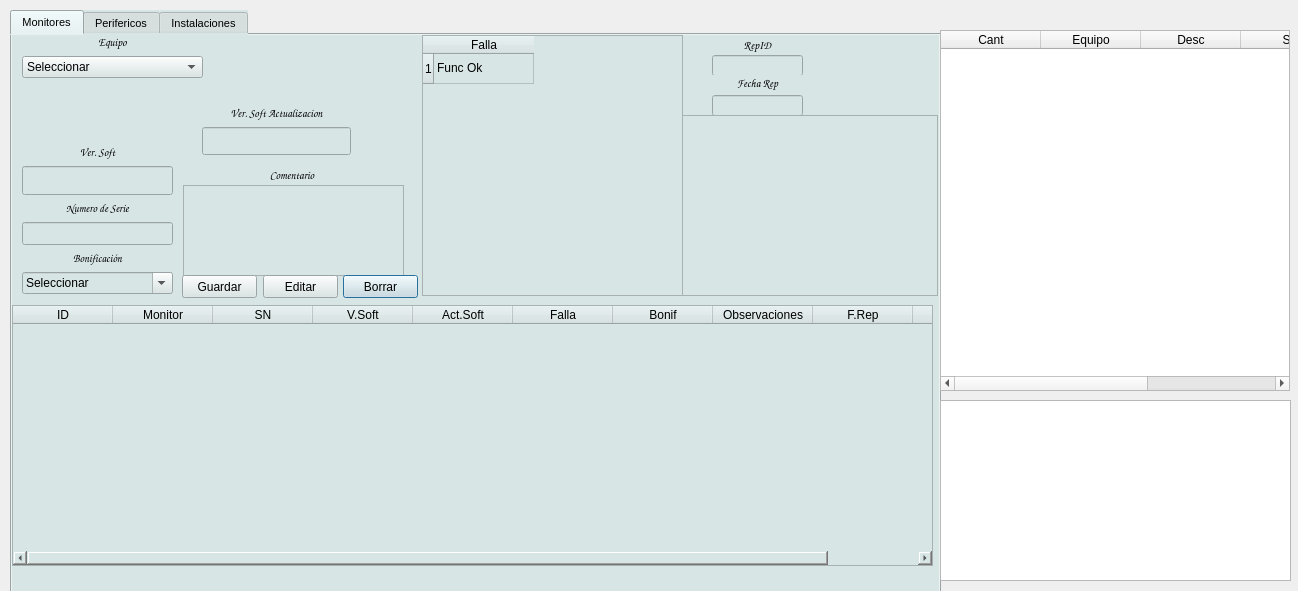
Above: reparaciones.ui from Matias2178/Sistema_Postventa before the change. Below: the same form after it.
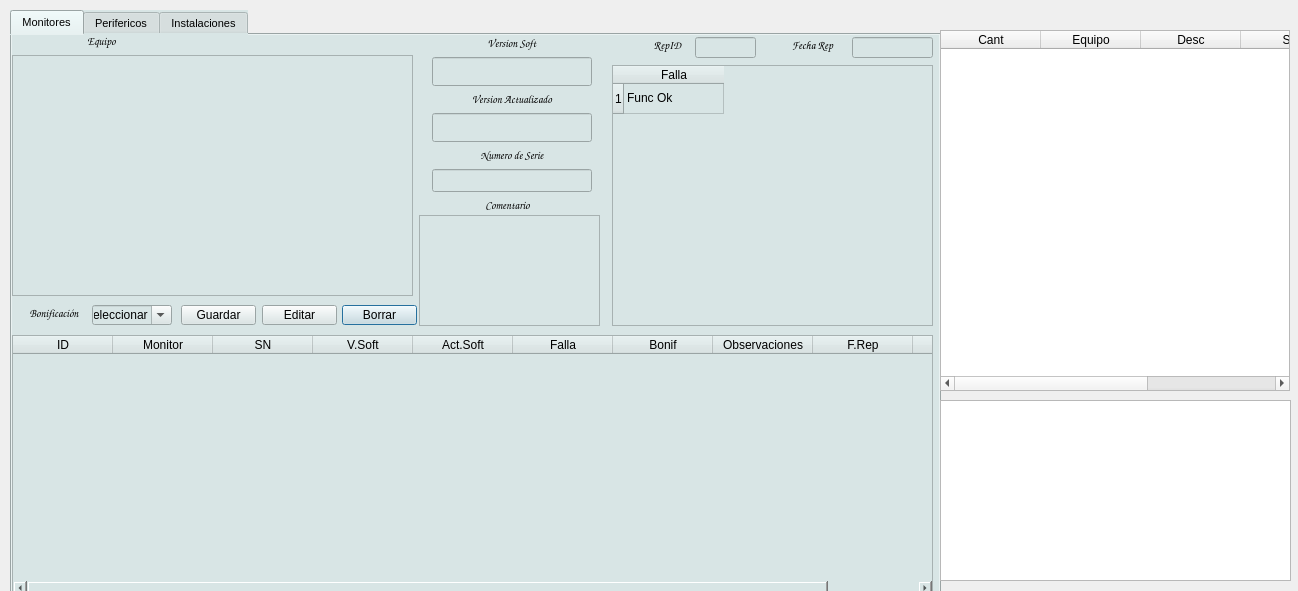
That is the form after the change. The open tabs and pages were chosen to show the change. Icons and pictures are not drawn.

Commit message: Agregado de una pantalla de busqueda de Monitores, Perifericos e Instalaciones que se repararon. Eliminacion de  codigo innecesario Agregado de la lectura del sensor de tolva Se cambio el modo de como se cargan las mascaras para las versiones Se elimino los combo box por QtabledWidget para la seleccio de los monitores y perifericos Seleccionando un dispositivo a reparar de la tabla de trabajo, se abre la pantalla correspondiente y se selecciona en la QtabletWidget correspondiente el equipo. y se cargan los numeros de serie Correcciones en la generacion del archivos csv

Diff of the .ui file:
```diff
--- a/reparaciones.ui
+++ b/reparaciones.ui
@@ -40,10 +40,10 @@
     <widget class="QTextEdit" name="MON_COM">
      <property name="geometry">
       <rect>
-       <x>171</x>
-       <y>150</y>
-       <width>221</width>
-       <height>91</height>
+       <x>407</x>
+       <y>180</y>
+       <width>181</width>
+       <height>111</height>
       </rect>
      </property>
      <property name="inputMethodHints">
@@ -53,9 +53,9 @@
     <widget class="QLabel" name="label_9">
      <property name="geometry">
       <rect>
-       <x>170</x>
-       <y>130</y>
-       <width>220</width>
+       <x>405</x>
+       <y>160</y>
+       <width>181</width>
        <height>20</height>
       </rect>
      </property>
@@ -77,73 +77,28 @@
     <widget class="QPushButton" name="MON_BORRAR">
      <property name="geometry">
       <rect>
-       <x>331</x>
-       <y>240</y>
+       <x>330</x>
+       <y>270</y>
        <width>75</width>
-       <height>23</height>
+       <height>20</height>
       </rect>
      </property>
      <property name="text">
       <string>Borrar</string>
      </property>
     </widget>
-    <widget class="QWidget" name="layoutWidget">
-     <property name="geometry">
-      <rect>
-       <x>10</x>
-       <y>0</y>
-       <width>181</width>
-       <height>44</height>
-      </rect>
-     </property>
-     <layout class="QFormLayout" name="formLayout">
-      <property name="fieldGrowthPolicy">
-       <enum>QFormLayout::AllNonFixedFieldsGrow</enum>
-      </property>
-      <item row="0" column="0" colspan="2">
-       <widget class="QLabel" name="label_16">
-        <property name="font">
-         <font>
-          <family>Comic Sans MS</family>
-          <pointsize>8</pointsize>
-          <weight>75</weight>
-          <bold>true</bold>
-         </font>
-        </property>
-        <property name="frameShadow">
-         <enum>QFrame::Plain</enum>
-        </property>
-        <property name="lineWidth">
-         <number>0</number>
-        </property>
-        <property name="text">
-         <string>Equipo</string>
-        </property>
-        <property name="alignment">
-         <set>Qt::AlignCenter</set>
-        </property>
-       </widget>
-      </item>
-      <item row="1" column="0" colspan="2">
-       <widget class="QComboBox" name="MON_TIPO">
-        <item>
-         <property name="text">
-          <string>Seleccionar</string>
-         </property>
-        </item>
-       </widget>
-      </item>
-     </layout>
-    </widget>
     <widget class="QTableWidget" name="MON_FALLAS">
      <property name="geometry">
       <rect>
-       <x>410</x>
-       <y>0</y>
-       <width>261</width>
+       <x>600</x>
+       <y>30</y>
+       <width>321</width>
        <height>261</height>
       </rect>
      </property>
+     <property name="sizeAdjustPolicy">
+      <enum>QAbstractScrollArea::AdjustToContents</enum>
+     </property>
      <row>
       <property name="text">
        <string>1</string>
@@ -167,7 +122,7 @@
      <property name="geometry">
       <rect>
        <x>0</x>
-       <y>270</y>
+       <y>300</y>
        <width>921</width>
        <height>261</height>
       </rect>
@@ -232,10 +187,10 @@
     <widget class="QPushButton" name="MON_GUARDAR">
      <property name="geometry">
       <rect>
-       <x>170</x>
-       <y>240</y>
+       <x>169</x>
+       <y>270</y>
        <width>75</width>
-       <height>23</height>
+       <height>20</height>
       </rect>
      </property>
      <property name="text">
@@ -248,9 +203,9 @@
      </property>
      <property name="geometry">
       <rect>
-       <x>700</x>
-       <y>20</y>
-       <width>91</width>
+       <x>683</x>
+       <y>2</y>
+       <width>61</width>
        <height>21</height>
       </rect>
      </property>
@@ -284,9 +239,9 @@
     <widget class="QLabel" name="lID_28">
      <property name="geometry">
       <rect>
-       <x>700</x>
+       <x>630</x>
        <y>0</y>
-       <width>91</width>
+       <width>51</width>
        <height>20</height>
       </rect>
      </property>
@@ -308,10 +263,10 @@
     <widget class="QLabel" name="lID_31">
      <property name="geometry">
       <rect>
-       <x>700</x>
-       <y>40</y>
-       <width>91</width>
-       <height>16</height>
+       <x>770</x>
+       <y>0</y>
+       <width>61</width>
+       <height>20</height>
       </rect>
      </property>
      <property name="font">
@@ -335,9 +290,9 @@
      </property>
      <property name="geometry">
       <rect>
-       <x>700</x>
-       <y>60</y>
-       <width>91</width>
+       <x>840</x>
+       <y>2</y>
+       <width>81</width>
        <height>21</height>
       </rect>
      </property>
@@ -371,23 +326,201 @@
     <widget class="QPushButton" name="MON_EDITAR">
      <property name="geometry">
       <rect>
-       <x>251</x>
-       <y>240</y>
+       <x>250</x>
+       <y>270</y>
        <width>75</width>
-       <height>23</height>
+       <height>20</height>
       </rect>
      </property>
      <property name="text">
       <string>Editar</string>
      </property>
     </widget>
-    <widget class="QWidget" name="layoutWidget">
+    <widget class="QLabel" name="label_16">
+     <property name="geometry">
+      <rect>
+       <x>0</x>
+       <y>-2</y>
+       <width>179</width>
+       <height>16</height>
+      </rect>
+     </property>
+     <property name="font">
+      <font>
+       <family>Comic Sans MS</family>
+       <pointsize>8</pointsize>
+       <weight>75</weight>
+       <bold>true</bold>
+      </font>
+     </property>
+     <property name="frameShadow">
+      <enum>QFrame::Plain</enum>
+     </property>
+     <property name="lineWidth">
+      <number>0</number>
+     </property>
+     <property name="text">
+      <string>Equipo</string>
+     </property>
+     <property name="alignment">
+      <set>Qt::AlignCenter</set>
+     </property>
+    </widget>
+    <widget class="QTableWidget" name="Prod_Mon">
+     <property name="geometry">
+      <rect>
+       <x>0</x>
+       <y>20</y>
+       <width>401</width>
+       <height>241</height>
+      </rect>
+     </property>
+     <property name="styleSheet">
+      <string notr="true">alternate-background-color: rgb(255, 255, 255);
+selection-background-color: rgb(0, 255, 127);</string>
+     </property>
+     <property name="sizeAdjustPolicy">
+      <enum>QAbstractScrollArea::AdjustToContents</enum>
+     </property>
+     <property name="alternatingRowColors">
+      <bool>true</bool>
+     </property>
+     <property name="selectionMode">
+      <enum>QAbstractItemView::SingleSelection</enum>
+     </property>
+     <property name="selectionBehavior">
+      <enum>QAbstractItemView::SelectRows</enum>
+     </property>
+    </widget>
+    <widget class="QLabel" name="lID_23">
      <property name="geometry">
       <rect>
        <x>10</x>
-       <y>110</y>
-       <width>151</width>
-       <height>149</height>
+       <y>270</y>
+       <width>64</width>
+       <height>16</height>
+      </rect>
+     </property>
+     <property name="font">
+      <font>
+       <family>Comic Sans MS</family>
+       <pointsize>8</pointsize>
+       <weight>75</weight>
+       <bold>true</bold>
+      </font>
+     </property>
+     <property name="text">
+      <string>Bonificación</string>
+     </property>
+     <property name="alignment">
+      <set>Qt::AlignCenter</set>
+     </property>
+    </widget>
+    <widget class="QComboBox" name="MON_BON">
+     <property name="geometry">
+      <rect>
+       <x>80</x>
+       <y>270</y>
+       <width>80</width>
+       <height>20</height>
+      </rect>
+     </property>
+     <property name="editable">
+      <bool>true</bool>
+     </property>
+     <item>
+      <property name="text">
+       <string>Seleccionar</string>
+      </property>
+     </item>
+     <item>
+      <property name="text">
+       <string>100% </string>
+      </property>
+     </item>
+     <item>
+      <property name="text">
+       <string>0%</string>
+      </property>
+     </item>
+     <item>
+      <property name="text">
+       <string>97.5%</string>
+      </property>
+     </item>
+     <item>
+      <property name="text">
+       <string>95%</string>
+      </property>
+     </item>
+     <item>
+      <property name="text">
+       <string>93%</string>
+      </property>
+     </item>
+     <item>
+      <property name="text">
+       <string>90%</string>
+      </property>
+     </item>
+     <item>
+      <property name="text">
+       <string>85%</string>
+      </property>
+     </item>
+     <item>
+      <property name="text">
+       <string>80%</string>
+      </property>
+     </item>
+     <item>
+      <property name="text">
+       <string>70%</string>
+      </property>
+     </item>
+     <item>
+      <property name="text">
+       <string>50%</string>
+      </property>
+     </item>
+     <item>
+      <property name="text">
+       <string>35%</string>
+      </property>
+     </item>
+     <item>
+      <property name="text">
+       <string>30%</string>
+      </property>
+     </item>
+     <item>
+      <property name="text">
+       <string>25%</string>
+      </property>
+     </item>
+     <item>
+      <property name="text">
+       <string>20%</string>
+      </property>
+     </item>
+     <item>
+      <property name="text">
+       <string>15%</string>
+      </property>
+     </item>
+     <item>
+      <property name="text">
+       <string>10%</string>
+      </property>
+     </item>
+    </widget>
+    <widget class="QWidget" name="layoutWidget">
+     <property name="geometry">
+      <rect>
+       <x>420</x>
+       <y>1</y>
+       <width>160</width>
+       <height>157</height>
       </rect>
      </property>
      <layout class="QVBoxLayout" name="verticalLayout">
@@ -402,7 +535,7 @@
          </font>
         </property>
         <property name="text">
-         <string>Ver. Soft</string>
+         <string>Version Soft</string>
         </property>
         <property name="alignment">
          <set>Qt::AlignCenter</set>
@@ -433,6 +566,48 @@
         </property>
        </widget>
       </item>
+      <item>
+       <widget class="QLabel" name="label_37">
+        <property name="font">
+         <font>
+          <family>Comic Sans MS</family>
+          <pointsize>8</pointsize>
+          <weight>75</weight>
+          <bold>true</bold>
+         </font>
+        </property>
+        <property name="text">
+         <string>Version Actualizado</string>
+        </property>
+        <property name="alignment">
+         <set>Qt::AlignCenter</set>
+        </property>
+       </widget>
+      </item>
+      <item>
+       <widget class="QLineEdit" name="MON_ACTSOFT">
+        <property name="font">
+         <font>
+          <family>Times New Roman</family>
+          <pointsize>14</pointsize>
+          <weight>75</weight>
+          <bold>true</bold>
+         </font>
+        </property>
+        <property name="contextMenuPolicy">
+         <enum>Qt::DefaultContextMenu</enum>
+        </property>
+        <property name="layoutDirection">
+         <enum>Qt::LeftToRight</enum>
+        </property>
+        <property name="text">
+         <string/>
+        </property>
+        <property name="alignment">
+         <set>Qt::AlignCenter</set>
+        </property>
+       </widget>
+      </item>
       <item>
        <widget class="QLabel" name="label_7">
         <property name="font">
@@ -475,183 +650,10 @@
         </property>
        </widget>
       </item>
-      <item>
-       <widget class="QLabel" name="lID_23">
-        <property name="font">
-         <font>
-          <family>Comic Sans MS</family>
-          <pointsize>8</pointsize>
-          <weight>75</weight>
-          <bold>true</bold>
-         </font>
-        </property>
-        <property name="text">
-         <string>Bonificación</string>
-        </property>
-        <property name="alignment">
-         <set>Qt::AlignCenter</set>
-        </property>
-       </widget>
-      </item>
-      <item>
-       <widget class="QComboBox" name="MON_BON">
-        <property name="editable">
-         <bool>true</bool>
-        </property>
-        <item>
-         <property name="text">
-          <string>Seleccionar</string>
-         </property>
-        </item>
-        <item>
-         <property name="text">
-          <string>100% </string>
-         </property>
-        </item>
-        <item>
-         <property name="text">
-          <string>0%</string>
-         </property>
-        </item>
-        <item>
-         <property name="text">
-          <string>97.5%</string>
-         </property>
-        </item>
-        <item>
-         <property name="text">
-          <string>95%</string>
-         </property>
-        </item>
-        <item>
-         <property name="text">
-          <string>93%</string>
-         </property>
-        </item>
-        <item>
-         <property name="text">
-          <string>90%</string>
-         </property>
-        </item>
-        <item>
-         <property name="text">
-          <string>85%</string>
-         </property>
-        </item>
-        <item>
-         <property name="text">
-          <string>80%</string>
-         </property>
-        </item>
-        <item>
-         <property name="text">
-          <string>70%</string>
-         </property>
-        </item>
-        <item>
-         <property name="text">
-          <string>50%</string>
-         </property>
-        </item>
-        <item>
-         <property name="text">
-          <string>35%</string>
-         </property>
-        </item>
-        <item>
-         <property name="text">
-          <string>30%</string>
-         </property>
-        </item>
-        <item>
-         <property name="text">
-          <string>25%</string>
-         </property>
-        </item>
-        <item>
-         <property name="text">
-          <string>20%</string>
-         </property>
-        </item>
-        <item>
-         <property name="text">
-          <string>15%</string>
-         </property>
-        </item>
-        <item>
-         <property name="text">
-          <string>10%</string>
-         </property>
-        </item>
-       </widget>
-      </item>
      </layout>
     </widget>
-    <widget class="QTableWidget" name="tableWidget">
-     <property name="geometry">
-      <rect>
-       <x>670</x>
-       <y>80</y>
-       <width>256</width>
-       <height>181</height>
-      </rect>
-     </property>
-    </widget>
-    <widget class="QLineEdit" name="MON_ACTSOFT">
-     <property name="geometry">
-      <rect>
-       <x>190</x>
-       <y>92</y>
-       <width>149</width>
-       <height>28</height>
-      </rect>
-     </property>
-     <property name="font">
-      <font>
-       <family>Times New Roman</family>
-       <pointsize>14</pointsize>
-       <weight>75</weight>
-       <bold>true</bold>
-      </font>
-     </property>
-     <property name="contextMenuPolicy">
-      <enum>Qt::DefaultContextMenu</enum>
-     </property>
-     <property name="layoutDirection">
-      <enum>Qt::LeftToRight</enum>
-     </property>
-     <property name="text">
-      <string/>
-     </property>
-     <property name="alignment">
-      <set>Qt::AlignCenter</set>
-     </property>
-    </widget>
-    <widget class="QLabel" name="label_37">
-     <property name="geometry">
-      <rect>
-       <x>190</x>
-       <y>70</y>
-       <width>149</width>
-       <height>16</height>
-      </rect>
-     </property>
-     <property name="font">
-      <font>
-       <family>Comic Sans MS</family>
-       <pointsize>8</pointsize>
-       <weight>75</weight>
-       <bold>true</bold>
-      </font>
-     </property>
-     <property name="text">
-      <string>Ver. Soft Actualizacion</string>
-     </property>
-     <property name="alignment">
-      <set>Qt::AlignCenter</set>
-     </property>
-    </widget>
-    <zorder>layoutWidget</zorder>
+    <zorder>lID_23</zorder>
+    <zorder>MON_BON</zorder>
     <zorder>MON_COM</zorder>
     <zorder>label_9</zorder>
     <zorder>MON_BORRAR</zorder>
```
Left out of the diff: 322 changed lines with no effect on the pictures. The commit also changes 17 other files.
